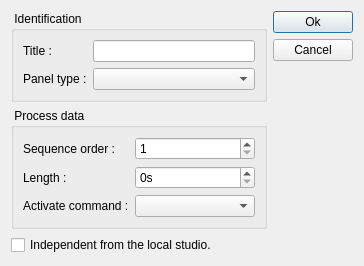
Before: the Qt Designer form client/dlgpanelstatusesedit.ui in tbikfalvi/Belenus, drawn with Qt 5.
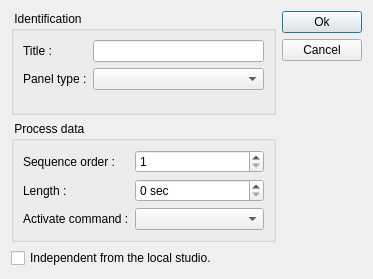
After: the same form once the commit is applied.

The edit to the form file:
```diff
--- a/client/dlgpanelstatusesedit.ui
+++ b/client/dlgpanelstatusesedit.ui
@@ -6,8 +6,8 @@
    <rect>
     <x>0</x>
     <y>0</y>
-    <width>364</width>
-    <height>260</height>
+    <width>373</width>
+    <height>279</height>
    </rect>
   </property>
   <property name="windowTitle">
@@ -75,7 +75,7 @@
         <item row="1" column="1">
          <widget class="QSpinBox" name="sbLength">
           <property name="suffix">
-           <string>s</string>
+           <string> sec</string>
           </property>
           <property name="minimum">
            <number>0</number>
```
